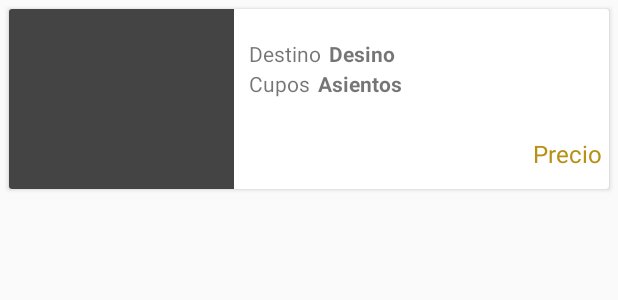
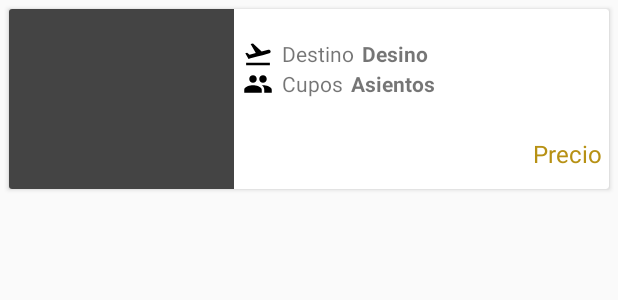
Before and after one commit to pipeholguin/Android_Traveler, an Android app: the layout template_viaje.xml on its own in the app's theme, with its tools: preview values and no code run, on a phone screen of 412 x 824 dp. Shown: the top 300 px of the screen. Run offline under Robolectric (Android 15) with nearby library versions, the phone set to English and light mode, and no system bars; network calls fail.

```diff
--- a/app/src/main/java/luisfelipeholguin/traveler/adapters/ViajeAdapter.java
+++ b/app/src/main/java/luisfelipeholguin/traveler/adapters/ViajeAdapter.java
@@ -63,6 +63,7 @@ public class ViajeAdapter extends RecyclerView.Adapter<RecyclerView.ViewHolder>
 
     static class ViajeViewHolder extends RecyclerView.ViewHolder{
 
+
         TemplateViajeBinding binding;
 
         public ViajeViewHolder(View itemView){
--- a/app/src/main/java/luisfelipeholguin/traveler/net/api/ViajesApi.java
+++ b/app/src/main/java/luisfelipeholguin/traveler/net/api/ViajesApi.java
@@ -61,7 +61,7 @@ public class ViajesApi extends HttpApi {
         }
     }
 
-    public void publicar(String origen, String destino, String precio,
+    public void publicar(String origen, String destino, int precio,
                               int asientos, String fecha, String carro, String imagen,
                               int contacto, OnPublish onPublish){
         this.onPublish= onPublish;
--- a/app/src/main/res/layout/template_viaje.xml
+++ b/app/src/main/res/layout/template_viaje.xml
@@ -29,20 +29,26 @@
                     app:imgUrl="@{viaje.imagen}"
                     android:background="#444444"
                     android:scaleType="centerInside"/>
-                <FrameLayout
-                    android:id="@+id/fr"
-                    android:layout_width="10dp"
-                    android:layout_height="120dp"
-                    android:layout_toRightOf="@id/img"></FrameLayout>
+
+
+                <ImageView
+                    android:id="@+id/icondes"
+                    android:layout_height="@dimen/size_icon"
+                    android:layout_width="@dimen/size_icon"
+                    android:layout_toRightOf="@+id/img"
+                    android:layout_marginLeft="@dimen/small"
+                    android:layout_marginTop="@dimen/margintop_1_item"
+                    android:src="@drawable/ic_destino"
+                    android:layout_marginRight="@dimen/small"/>
 
                 <TextView
                     android:id="@+id/text_destino"
                     android:layout_width="wrap_content"
                     android:layout_height="wrap_content"
-                    android:layout_toRightOf="@id/fr"
-                    android:text="Destino"
+                    android:layout_toRightOf="@id/icondes"
+                    android:text="@string/text_destino"
                     tools:text="Destino"
-                    android:layout_marginTop="20dp"/>
+                    android:layout_marginTop="@dimen/margintop_1_item"/>
 
                 <TextView
                     android:id="@+id/destino"
@@ -53,16 +59,25 @@
                     android:text="@{viaje.destino}"
                     android:textStyle="bold"
                     tools:text="Desino"
-                    android:layout_marginTop="20dp"/>
+                    android:layout_marginTop="@dimen/margintop_1_item"/>
+
+                <ImageView
+                    android:id="@+id/iconcupos"
+                    android:layout_height="@dimen/size_icon"
+                    android:layout_width="@dimen/size_icon"
+                    android:layout_marginLeft="@dimen/small"
+                    android:layout_toRightOf="@+id/img"
+                    android:layout_marginTop="@dimen/margintop_2_item"
+                    android:src="@drawable/ic_group"
+                    android:layout_marginRight="@dimen/small"/>
 
                 <TextView
                     android:id="@+id/text_cupos"
                     android:layout_width="wrap_content"
                     android:layout_height="wrap_content"
-                    android:layout_toRightOf="@id/fr"
-                    android:text="Cupos"
-                     tools:text="Cupos"
-                    android:layout_marginTop="40dp"/>
+                    android:layout_toRightOf="@id/iconcupos"
+                    android:text="@string/text_cupos"
+                    android:layout_marginTop="@dimen/margintop_2_item"/>
 
                 <TextView
                     android:id="@+id/puestos"
@@ -72,8 +87,8 @@
                     android:layout_toRightOf="@+id/text_cupos"
                     android:text='@{""+viaje.asientos}'
                     android:textStyle="bold"
-                    tools:text="Asientos"
-                    android:layout_marginTop="40dp"/>
+                    tools:text="@string/text_asientos"
+                    android:layout_marginTop="@dimen/margintop_2_item"/>
 
                 <TextView
                     android:id="@+id/precio"
@@ -81,12 +96,12 @@
                     android:layout_height="wrap_content"
                     android:gravity="end"
                     android:layout_toRightOf="@+id/img"
-                    android:text='@{ "$" +viaje.precio}'
+                    android:text='@{"$"+viaje.precio}'
                     tools:text="Precio"
                     android:textColor="#b79114"
                     android:textSize="16dp"
-                    android:layout_marginTop="85dp"
-                    android:layout_marginRight="5dp"/>
+                    android:layout_marginTop="@dimen/margin_top_lastitem"
+                    android:layout_marginRight="@dimen/margin_right_parent"/>
 
 
             </RelativeLayout>
--- a/app/src/main/res/values/dimens.xml
+++ b/app/src/main/res/values/dimens.xml
@@ -11,4 +11,12 @@
     <dimen name="login_text_widht">150dp</dimen>
     <dimen name="text_medium">16sp</dimen>
     <dimen name="text_small">14sp</dimen>
+    <dimen name="height_image">120dp</dimen>
+    <dimen name="width_image">150dp</dimen>
+    <dimen name="width_text_publicar">100dp</dimen>
+    <dimen name="size_icon">20dp</dimen>
+    <dimen name="margintop_1_item">20dp</dimen>
+    <dimen name="margintop_2_item">40dp</dimen>
+    <dimen name="margin_right_parent">5dp</dimen>
+    <dimen name="margin_top_lastitem">85dp</dimen>
 </resources>
--- a/app/src/main/res/values/strings.xml
+++ b/app/src/main/res/values/strings.xml
@@ -26,4 +26,7 @@
     <string name="imagen">Imagen</string>
     <string name="contacto">Contacto</string>
     <string name="publicar">Publicar</string>
+    <string name="text_asientos">Asientos</string>
+    <string name="text_cupos">Cupos</string>
+    <string name="text_destino">Destino</string>
 </resources>
```
Also changed, not shown: app/src/main/java/luisfelipeholguin/traveler/attrs/Attrs.java (+13 -1 lines), app/src/main/java/luisfelipeholguin/traveler/fragments/PublicarFragment.java (+53 -5 lines), app/src/main/java/luisfelipeholguin/traveler/models/Viaje.java (+4 -4 lines), app/src/main/res/drawable/ic_cam.xml (added, +12 -0 lines), app/src/main/res/drawable/ic_image.xml (added, +9 -0 lines), app/src/main/res/layout/activity_detail.xml (+5 -5 lines), app/src/main/res/layout/fragment_publicar.xml (+63 -33 lines), app/src/main/res/drawable/nonimage.png (added).
